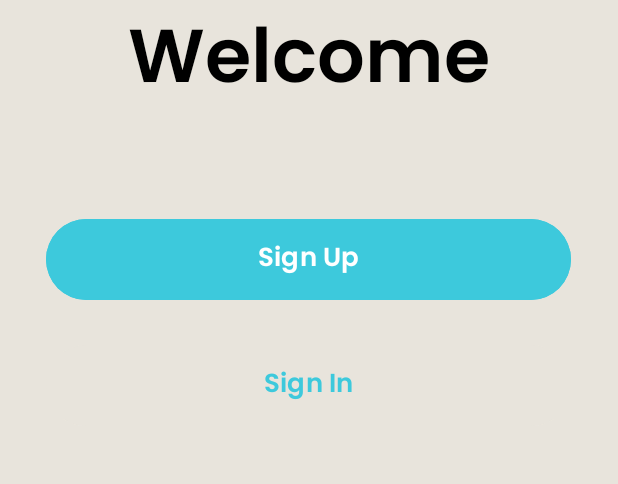
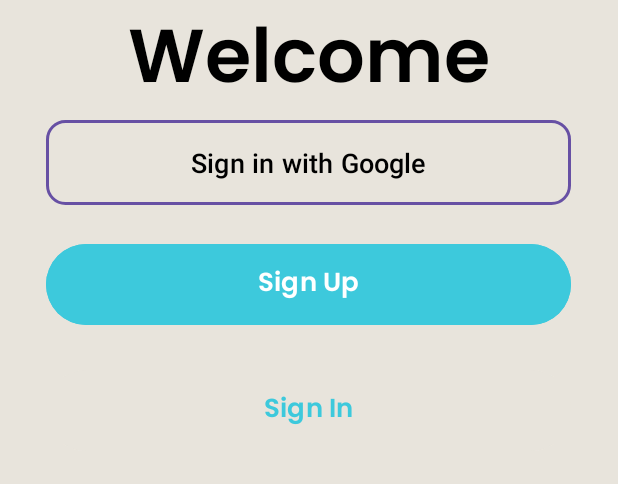
Before and after one commit to ST10134012/ShelfSmart, an Android app: the screen it shows after launch (Registration), on a phone screen of 412 x 824 dp, the part 600-1084 px from its top. Run offline under Robolectric (Android 15) with nearby library versions, the phone set to English and light mode, and no system bars; our stand-ins replace Firebase (no records; nobody signed in at launch, a user with empty details on screens opened directly).

Commit message:
SSO now working

```diff
--- a/app/build.gradle.kts
+++ b/app/build.gradle.kts
@@ -49,4 +49,7 @@
     testImplementation("junit:junit:4.13.2")
     androidTestImplementation("androidx.test.ext:junit:1.2.1")
     androidTestImplementation("androidx.test.espresso:espresso-core:3.6.1")
+    implementation ("com.google.firebase:firebase-auth:23.0.0")
+    implementation ("com.google.android.gms:play-services-auth:21.2.0")
+
 }
--- a/app/src/main/AndroidManifest.xml
+++ b/app/src/main/AndroidManifest.xml
@@ -8,10 +8,13 @@
         android:fullBackupContent="@xml/backup_rules"
         android:icon="@mipmap/ic_launcher"
         android:label="@string/app_name"
-        android:roundIcon="@mipmap/ic_launcher_round"
+        android:roundIcon="@drawable/logo"
         android:supportsRtl="true"
         android:theme="@style/Theme.ShelfSmart"
         tools:targetApi="31">
+        <activity
+            android:name=".GoogleSignIn"
+            android:exported="false" />
         <activity
             android:name=".SignIn"
             android:exported="false" />
--- a/app/src/main/java/za/co/varsitycollege/st10134012/shelfsmart/Registration.kt
+++ b/app/src/main/java/za/co/varsitycollege/st10134012/shelfsmart/Registration.kt
@@ -2,28 +2,99 @@
 
 import android.content.Intent
 import android.os.Bundle
+import android.util.Log
+import android.widget.Button
 import androidx.appcompat.app.AppCompatActivity
-import android.widget.Button
+import com.google.android.gms.auth.api.signin.GoogleSignIn
+import com.google.android.gms.auth.api.signin.GoogleSignInAccount
+import com.google.android.gms.auth.api.signin.GoogleSignInClient
+import com.google.android.gms.auth.api.signin.GoogleSignInOptions
+import com.google.android.gms.common.api.ApiException
+import com.google.firebase.auth.FirebaseAuth
+import com.google.firebase.auth.GoogleAuthProvider
 
 class Registration : AppCompatActivity() {
+
+    private lateinit var googleSignInClient: GoogleSignInClient
+    private lateinit var firebaseAuth: FirebaseAuth
+
+    companion object {
+        private const val RC_SIGN_IN = 9001
+    }
+
     override fun onCreate(savedInstanceState: Bundle?) {
         super.onCreate(savedInstanceState)
         setContentView(R.layout.activity_registration)
 
+        // Initialize Firebase Auth
+        firebaseAuth = FirebaseAuth.getInstance()
+
+        // Configure Google Sign-In
+        val gso = GoogleSignInOptions.Builder(GoogleSignInOptions.DEFAULT_SIGN_IN)
+            .requestIdToken(getString(R.string.default_web_client_id))
+            .requestEmail()
+            .build()
+
+        googleSignInClient = GoogleSignIn.getClient(this, gso)
 
         val signInButton = findViewById<Button>(R.id.signin_btn)
         val signUpButton = findViewById<Button>(R.id.signup_btn)
-
+        val googleSignInButton = findViewById<Button>(R.id.google_signin_btn)
 
         signInButton.setOnClickListener {
             val intent = Intent(this, SignIn::class.java)
             startActivity(intent)
         }
 
-
         signUpButton.setOnClickListener {
             val intent = Intent(this, SignUp::class.java)
             startActivity(intent)
         }
+
+        googleSignInButton.setOnClickListener {
+            signInWithGoogle()
+        }
     }
+
+    private fun signInWithGoogle() {
+        val signInIntent = googleSignInClient.signInIntent
+        startActivityForResult(signInIntent, RC_SIGN_IN)
+    }
+
+    override fun onActivityResult(requestCode: Int, resultCode: Int, data: Intent?) {
+        super.onActivityResult(requestCode, resultCode, data)
+        if (requestCode == RC_SIGN_IN) {
+            val task = GoogleSignIn.getSignedInAccountFromIntent(data)
+            try {
+                val account = task.getResult(ApiException::class.java)
+                // Sign in with the Google account
+                firebaseAuthWithGoogle(account)
+            } catch (e: ApiException) {
+                Log.w("Google Sign In", "signInResult:failed code=" + e.statusCode)
+            }
+        }
+    }
+
+    private fun firebaseAuthWithGoogle(account: GoogleSignInAccount) {
+        if (account.idToken != null) {
+            val credential = GoogleAuthProvider.getCredential(account.idToken, null)
+            firebaseAuth.signInWithCredential(credential)
+                .addOnCompleteListener(this) { task ->
+                    if (task.isSuccessful) {
+                        Log.d("Firebase Auth", "Sign-in successful")
+                        val intent = Intent(this, MainActivity::class.java)
+                        startActivity(intent)
+                        finish() // Close Registration activity
+                    } else {
+                        Log.w("Firebase Auth", "signInWithCredential:failure", task.exception)
+                    }
+                }
+        } else {
+            Log.e("Google Sign In", "Id Token is null")
+        }
+    }
+
+
+
+
 }
--- a/app/src/main/res/layout/activity_registration.xml
+++ b/app/src/main/res/layout/activity_registration.xml
@@ -23,9 +23,16 @@
         android:textAlignment="center"
         android:textColor="@color/black"/>
 
-    <Space
-        android:layout_width="match_parent"
-        android:layout_height="40dp"/>
+    <Button
+        android:id="@+id/google_signin_btn"
+        android:layout_width="350dp"
+        android:layout_height="wrap_content"
+        android:layout_gravity="center_horizontal"
+        android:background="@drawable/transparent_button"
+        android:padding="12dp"
+        android:text="Sign in with Google"
+        android:textColor="@color/black"
+        android:textSize="18sp"/>
 
     <Button
         android:id="@+id/signup_btn"
--- a/app/src/main/res/values/strings.xml
+++ b/app/src/main/res/values/strings.xml
@@ -1,3 +1,4 @@
 <resources>
     <string name="app_name">ShelfSmart</string>
+    <string name="default_web_client_id">198658919150-v4dqjn0b786j2n11pipmv68juurplktv.apps.googleusercontent.com</string>
 </resources>
--- a/build.gradle.kts
+++ b/build.gradle.kts
@@ -1,5 +1,6 @@
 buildscript {
     dependencies {
+        classpath ("com.android.tools.build:gradle:8.2.2")
         classpath("com.google.gms:google-services:4.4.2")
     }
 }
@@ -7,4 +8,5 @@
 plugins {
     id("com.android.application") version "8.2.2" apply false
     id("org.jetbrains.kotlin.android") version "1.9.22" apply false
+    id("com.google.gms.google-services") version "4.4.2" apply false
 }
```
Also changed, not shown: 1 other file.
